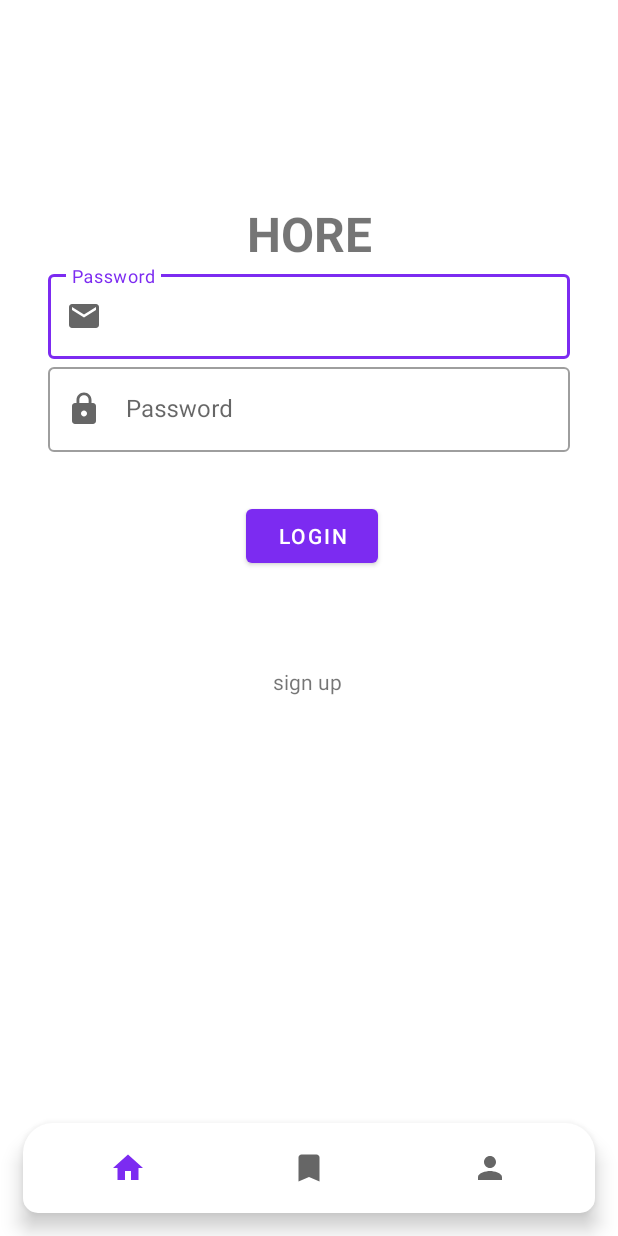
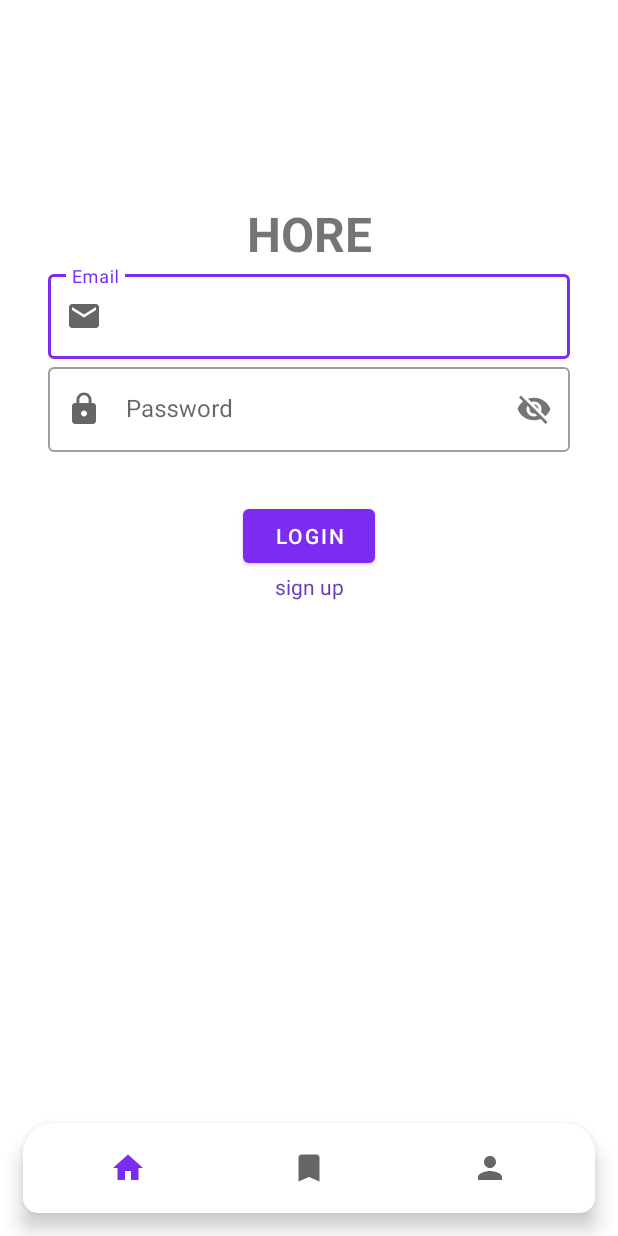
Before and after one commit to ShubhanCrypts/Project-Hore, an Android app: the screen it shows after launch (MainActivity), on a phone screen of 412 x 824 dp. Run offline under Robolectric (Android 15) with nearby library versions, the phone set to English and light mode, and no system bars; our stand-ins replace Firebase (no records; nobody signed in at launch, a user with empty details on screens opened directly), navigation-ui; network calls fail; 3 statements that could not run were skipped.

Commit message:
update login

```diff
--- a/app/src/main/res/layout/fragment_login.xml
+++ b/app/src/main/res/layout/fragment_login.xml
@@ -26,7 +26,7 @@
         android:layout_height="wrap_content"
         android:layout_marginStart="32dp"
         android:layout_marginEnd="32dp"
-        android:hint="Password"
+        android:hint="Email"
         app:layout_constraintEnd_toEndOf="parent"
         app:layout_constraintHorizontal_bias="0.5"
         app:layout_constraintStart_toStartOf="parent"
@@ -48,6 +48,7 @@
         android:layout_marginStart="32dp"
         android:layout_marginEnd="32dp"
         android:hint="Password"
+        app:passwordToggleEnabled="true"
         app:layout_constraintEnd_toEndOf="parent"
         app:layout_constraintHorizontal_bias="0.5"
         app:layout_constraintStart_toStartOf="parent"
@@ -67,7 +68,6 @@
         android:layout_marginTop="32dp"
         android:text="login"
         app:layout_constraintEnd_toEndOf="parent"
-        app:layout_constraintHorizontal_bias="0.507"
         app:layout_constraintStart_toStartOf="parent"
         app:layout_constraintTop_toBottomOf="@+id/textInputLayout" />
 
@@ -76,11 +76,10 @@
         android:layout_width="wrap_content"
         android:layout_height="wrap_content"
         android:text="sign up"
-        app:layout_constraintBottom_toBottomOf="parent"
+        android:textColor="#673AB7"
         app:layout_constraintEnd_toEndOf="parent"
-        app:layout_constraintHorizontal_bias="0.498"
         app:layout_constraintStart_toStartOf="parent"
         app:layout_constraintTop_toBottomOf="@+id/btnLogin"
-        app:layout_constraintVertical_bias="0.149" />
+        />
 
 </androidx.constraintlayout.widget.ConstraintLayout>
--- a/app/src/main/res/layout/fragment_signup.xml
+++ b/app/src/main/res/layout/fragment_signup.xml
@@ -48,6 +48,7 @@
         android:layout_marginStart="32dp"
         android:layout_marginEnd="32dp"
         android:hint="Password"
+        app:passwordToggleEnabled="true"
         app:layout_constraintEnd_toEndOf="parent"
         app:layout_constraintHorizontal_bias="0.5"
         app:layout_constraintStart_toStartOf="parent"
```
